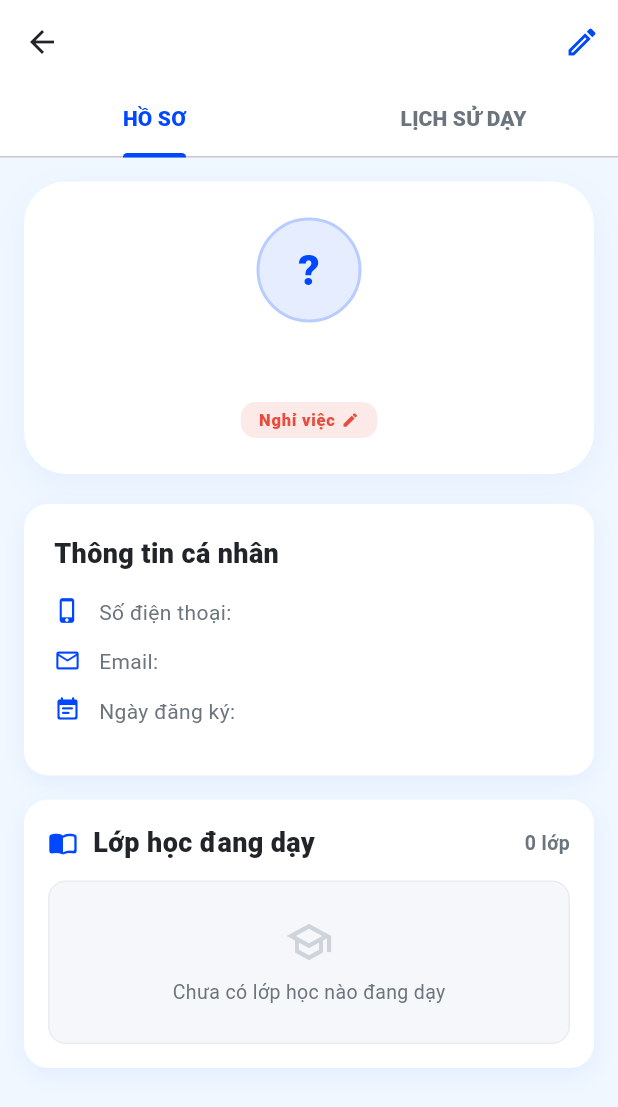
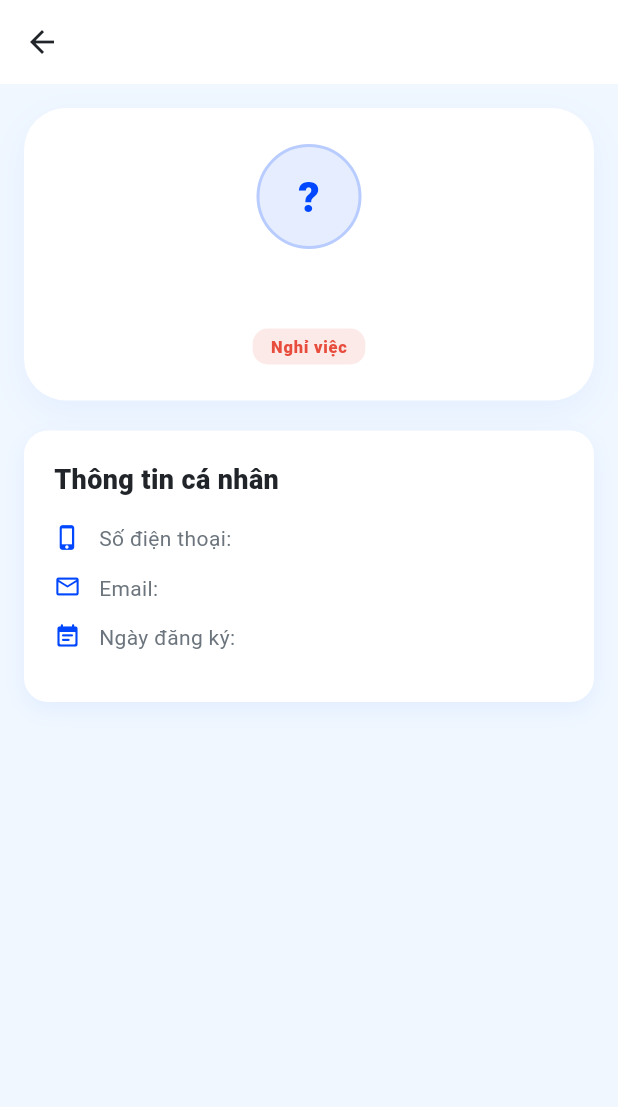
Before and after one commit to duytran1652004/Muse-rents, a Flutter app: the InstructorDetailScreen screen opened directly with empty values, on a phone screen of 412 x 824 dp. Shown: the top 1107 px of the screen. Run offline on Flutter 3.47's test engine with Material 3 defaults, Android fonts, the phone set to English and light mode, and no system bars; our stand-ins replace file_picker, image_picker, shared_preferences; accounts and stored records are empty; network calls fail.

Commit message:
feat: Adjust teacher permission to view instructor list but not private history

```diff
--- a/FE/lib/screens/admin/instructor_detail_screen.dart
+++ b/FE/lib/screens/admin/instructor_detail_screen.dart
@@ -3,6 +3,7 @@ import 'package:flutter/material.dart';
 import '../../services/api_service.dart';
 import '../../theme/rents_colors.dart';
 import 'package:url_launcher/url_launcher.dart';
+import '../../utils/globals.dart';
 import 'edit_item_screen.dart';
 class InstructorDetailScreen extends StatefulWidget {
   final Map<String, dynamic> instructor;
@@ -149,6 +150,12 @@ class _InstructorDetailScreenState extends State<InstructorDetailScreen> with Si
   @override
   Widget build(BuildContext context) {
     final String name = (_instructorData['name'] ?? 'Không tên').toString();
+
+    return ValueListenableBuilder<String>(
+      valueListenable: globalRole,
+      builder: (context, role, child) {
+        final isAdminOrStaff = role == 'admin' || role == 'staff';
+
         return Scaffold(
           backgroundColor: RentsColors.bgLightBlue,
           appBar: AppBar(
@@ -164,13 +171,13 @@ class _InstructorDetailScreenState extends State<InstructorDetailScreen> with Si
             backgroundColor: Colors.white,
             elevation: 0,
             iconTheme: const IconThemeData(color: RentsColors.black),
-        actions: [
+            actions: isAdminOrStaff ? [
               IconButton(
                 icon: const Icon(Icons.edit_outlined, color: RentsColors.primaryBlue),
                 onPressed: _editInstructor,
               ),
-        ],
-        bottom: TabBar(
+            ] : null,
+            bottom: isAdminOrStaff ? TabBar(
               controller: _tabController,
               labelColor: RentsColors.primaryBlue,
               unselectedLabelColor: RentsColors.grayDark,
@@ -184,16 +191,20 @@ class _InstructorDetailScreenState extends State<InstructorDetailScreen> with Si
                 Tab(text: 'HỒ SƠ'),
                 Tab(text: 'LỊCH SỬ DẠY'),
               ],
+            ) : null,
           ),
-      ),
-      body: TabBarView(
+          body: isAdminOrStaff
+            ? TabBarView(
                 controller: _tabController,
-        children: [_buildProfileTab(), _buildHistoryTab()],
-      ),
+                children: [_buildProfileTab(isAdminOrStaff), _buildHistoryTab()],
+              )
+            : _buildProfileTab(isAdminOrStaff),
+        );
+      },
     );
   }
 
-  Widget _buildProfileTab() {
+  Widget _buildProfileTab(bool isAdminOrStaff) {
     return ListView(
       padding: const EdgeInsets.all(16),
       children: [
@@ -241,7 +252,7 @@ class _InstructorDetailScreenState extends State<InstructorDetailScreen> with Si
                   ),
                   const SizedBox(height: 6),
                   GestureDetector(
-                    onTap: _showStatusPicker,
+                    onTap: isAdminOrStaff ? _showStatusPicker : null,
                     child: Container(
                       padding: const EdgeInsets.symmetric(horizontal: 12, vertical: 4),
                       decoration: BoxDecoration(
@@ -260,8 +271,8 @@ class _InstructorDetailScreenState extends State<InstructorDetailScreen> with Si
                               letterSpacing: 0.5,
                             ),
                           ),
-                          const SizedBox(width: 4),
-                          Icon(Icons.edit_rounded, size: 12, color: _statusColor(_instructorData['status'])),
+                          if (isAdminOrStaff) const SizedBox(width: 4),
+                          if (isAdminOrStaff) Icon(Icons.edit_rounded, size: 12, color: _statusColor(_instructorData['status'])),
                         ],
                       ),
                     ),
@@ -298,7 +309,7 @@ class _InstructorDetailScreenState extends State<InstructorDetailScreen> with Si
           ),
         ]),
         const SizedBox(height: 16),
-        _buildActiveClassesSection(),
+        if (isAdminOrStaff) _buildActiveClassesSection(),
       ],
     );
   }
```
Also changed, not shown: FE/lib/screens/admin/student_detail_screen.dart (+23 -12 lines), FE/lib/screens/admin/student_management_screen.dart (+10 -12 lines). Lines whose indentation alone changed are shown as unchanged.
